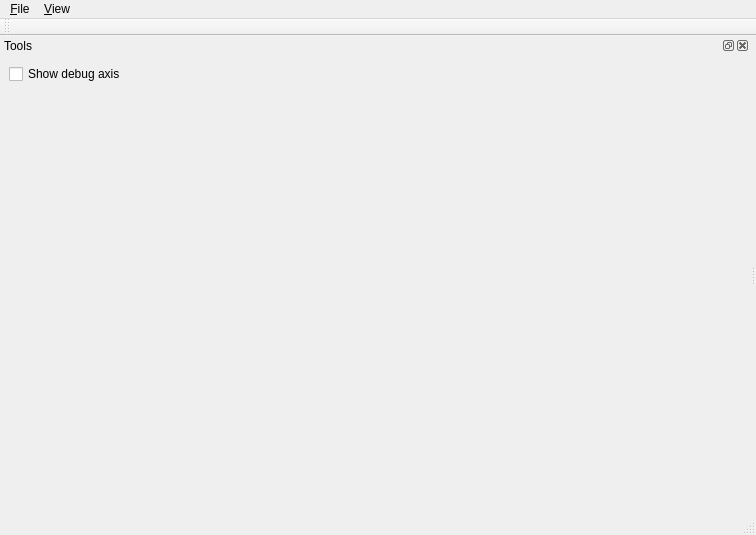
The window that src/Editor/EditorWindow.ui (p0iz/Forge) describes before a commit, drawn with Qt 5.
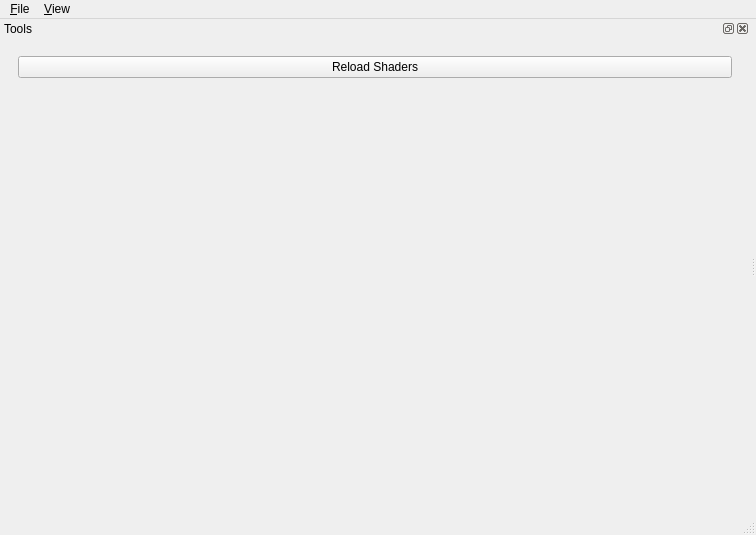
The same window after the commit.

Commit message: Add editor view subcomponent to editor

What changed in the file:
```diff
--- a/src/Editor/EditorWindow.ui
+++ b/src/Editor/EditorWindow.ui
@@ -71,6 +71,13 @@
       <enum>QLayout::SetDefaultConstraint</enum>
      </property>
      <item>
+      <widget class="QStackedWidget" name="toolStack">
+       <property name="currentIndex">
+        <number>1</number>
+       </property>
+       <widget class="QWidget" name="page">
+        <layout class="QVBoxLayout" name="verticalLayout_2">
+         <item>
       <widget class="QCheckBox" name="debugAxisCheckBox">
        <property name="text">
         <string>Show debug axis</string>
@@ -84,6 +91,30 @@
        </property>
        <property name="sizeHint" stdset="0">
         <size>
+             <width>138</width>
+             <height>396</height>
+            </size>
+           </property>
+          </spacer>
+         </item>
+        </layout>
+       </widget>
+       <widget class="QWidget" name="page_2">
+        <layout class="QVBoxLayout" name="verticalLayout_3">
+         <item>
+          <widget class="QPushButton" name="reloadShaders">
+           <property name="text">
+            <string>Reload Shaders</string>
+           </property>
+          </widget>
+         </item>
+         <item>
+          <spacer name="verticalSpacer_2">
+           <property name="orientation">
+            <enum>Qt::Vertical</enum>
+           </property>
+           <property name="sizeHint" stdset="0">
+            <size>
          <width>20</width>
          <height>40</height>
         </size>
@@ -93,16 +124,9 @@
     </layout>
    </widget>
   </widget>
-  <widget class="QToolBar" name="toolBar">
-   <property name="windowTitle">
-    <string>toolBar</string>
-   </property>
-   <attribute name="toolBarArea">
-    <enum>TopToolBarArea</enum>
-   </attribute>
-   <attribute name="toolBarBreak">
-    <bool>false</bool>
-   </attribute>
+     </item>
+    </layout>
+   </widget>
   </widget>
   <action name="actionTools">
    <property name="text">
```
Left out of the diff: 4 changed lines with no effect on the pictures. Lines whose indentation alone changed are shown as unchanged. The commit also changes 6 other files.
